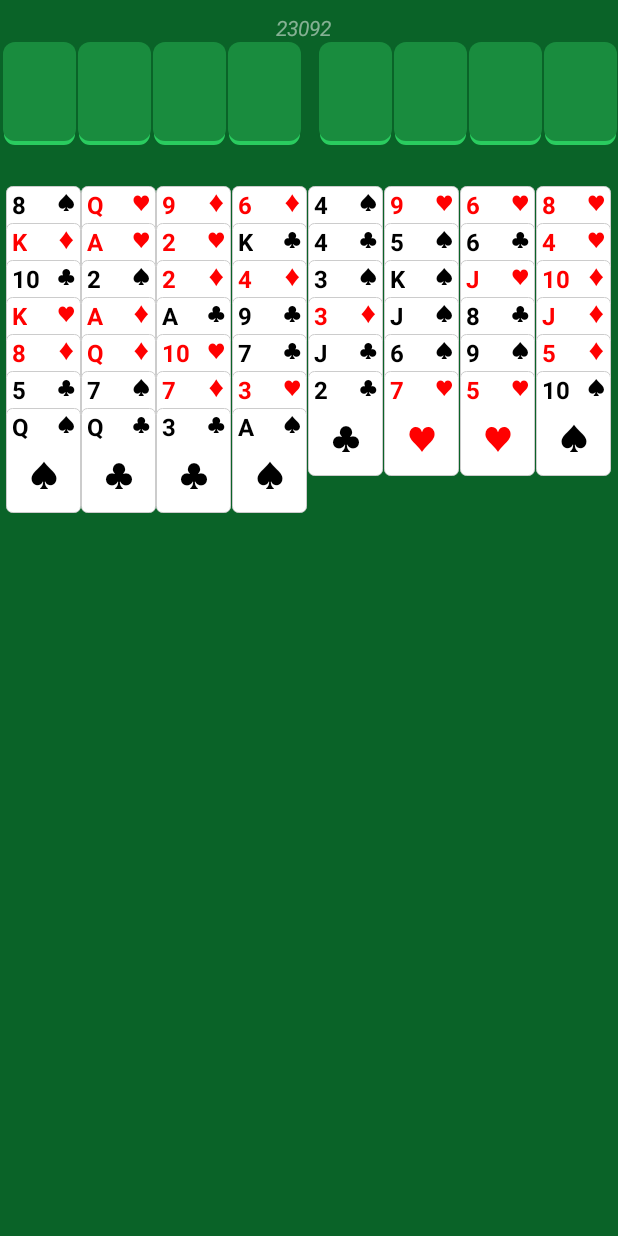
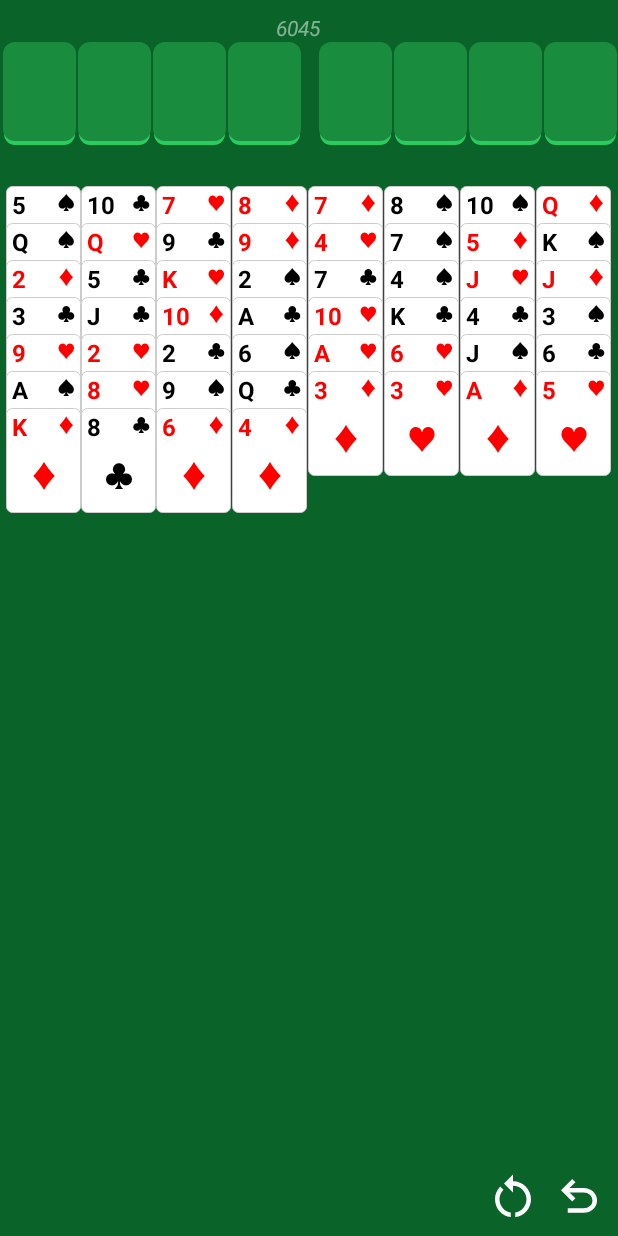
Before and after one commit to FairchildHeavyIndustries/fairchild-freecell, an Android app: the screen it shows after launch (MainActivity), on a phone screen of 412 x 824 dp. Run offline under Robolectric (Android 15) with nearby library versions, the phone set to English and light mode, and no system bars.

```diff
--- a/app/src/main/java/com/example/fairchildfreecell/GameView.kt
+++ b/app/src/main/java/com/example/fairchildfreecell/GameView.kt
@@ -2,6 +2,8 @@ package com.example.fairchildfreecell
 
 import android.app.Activity
 import android.view.LayoutInflater
+import android.view.View
+import android.widget.ImageButton
 import android.widget.ImageView
 import android.widget.LinearLayout
 import android.widget.TextView
@@ -10,12 +12,13 @@ import androidx.core.content.ContextCompat
 
 import kotlin.math.roundToInt
 
-class GameView(private val activity: Activity) {
+class GameView(private val activity: Activity, private val gameActions: GameActions) {
 
     // Get references to the top layout containers
     private val freeCellLayout = activity.findViewById<LinearLayout>(R.id.freeCellLayout)
     private val foundationLayout = activity.findViewById<LinearLayout>(R.id.foundationLayout)
-    // Properties to hold the calculated card dimensions
+    // We can call this automatically when the view is created
+    private var restartButton: ImageButton = activity.findViewById(R.id.restartButton)
     private var cardWidth = 0
     private var cardHeight = 0
 
@@ -25,17 +28,18 @@ class GameView(private val activity: Activity) {
         R.id.tableauColumn5, R.id.tableauColumn6, R.id.tableauColumn7, R.id.tableauColumn8
     )
     init {
-        // We can call this automatically when the view is created
+        restartButton.setOnClickListener {
+            gameActions.onRestartClicked() // Call the interface method
+        }
         calculateCardDimensions()
     }
     fun drawGameState(
         gameState: GameState,
-        onCardClick: (Card, Int) -> Unit,
-        onFreeCellCardClick: (Card, Int) -> Unit
+        onCardClick: (Card, String, Int) -> Unit
     ) {
-        drawTopLayouts(gameState, cardWidth, cardHeight,  onFreeCellCardClick)
+        drawTopLayouts(gameState, cardWidth, cardHeight,  onCardClick)
         drawTableau(gameState, cardWidth, cardHeight,  onCardClick)
-        DrawGameNumber(gameState.gameNumber)
+        drawGameNumber(gameState.gameNumber)
     }
 
     fun calculateCardDimensions() {
@@ -53,7 +57,7 @@ class GameView(private val activity: Activity) {
         cardHeight = (cardWidth * 1.4).roundToInt()
     }
 
-    private fun DrawGameNumber(gameNumber: Int) {
+    private fun drawGameNumber(gameNumber: Int) {
         val gameNumberTextView = activity.findViewById<TextView>(R.id.gameNumberTextView)
         gameNumberTextView.text = "$gameNumber"
     }
@@ -64,7 +68,7 @@ class GameView(private val activity: Activity) {
         gameState: GameState,
         cardWidth: Int,
         cardHeight: Int,
-        onFreeCellCardClick: (Card, Int) -> Unit
+        onFreeCellCardClick: (Card, String, Int) -> Unit
     ) {
         freeCellLayout.removeAllViews()
         foundationLayout.removeAllViews()
@@ -78,7 +82,7 @@ class GameView(private val activity: Activity) {
                 val layoutParams = LinearLayout.LayoutParams(cardWidth, cardHeight)
                 cardView.layoutParams = layoutParams
                 cardView.setOnClickListener {
-                    onFreeCellCardClick(card, i)
+                    onFreeCellCardClick(card, "freecell", i)
                 }
                 populateCardView(cardView, card)
                 freeCellLayout.addView(cardView)
@@ -115,7 +119,7 @@ class GameView(private val activity: Activity) {
     }
 
 
-    private fun populateCardView(cardView: android.view.View, card: Card) {
+    private fun populateCardView(cardView: View, card: Card) {
         val valueTextView = cardView.findViewById<TextView>(R.id.valueTextView)
         val suitTextView = cardView.findViewById<TextView>(R.id.suitTextView)
         val suitTopRightTextView = cardView.findViewById<TextView>(R.id.suitSmallTextView)
@@ -139,7 +143,7 @@ class GameView(private val activity: Activity) {
         gameState: GameState,
         cardWidth: Int,
         cardHeight: Int,
-        onCardClick: (Card, Int) -> Unit
+        onCardClick: (Card, String, Int) -> Unit
     ) {
         tableauColumnIds.forEachIndexed { index, columnId ->
             val pileNum = index + 1
@@ -164,27 +168,11 @@ class GameView(private val activity: Activity) {
                     }
                     cardView.layoutParams = layoutParams
 
-                    val valueTextView = cardView.findViewById<TextView>(R.id.valueTextView)
-                    val suitTextView = cardView.findViewById<TextView>(R.id.suitTextView)
-                    val suitTopRightTextView = cardView.findViewById<TextView>(R.id.suitSmallTextView)
-
-                    valueTextView.text = getRankString(card.rank)
-                    suitTextView.text = getSuitString(card.suit)
-                    suitTopRightTextView.text = getSuitString(card.suit)
-
-                    val color = if (card.suit == Suit.DIAMONDS || card.suit == Suit.HEARTS) {
-                        ContextCompat.getColor(activity, R.color.red_card)
-                    } else {
-                        ContextCompat.getColor(activity, R.color.black_card)
-                    }
-                    valueTextView.setTextColor(color)
-                    suitTextView.setTextColor(color)
-                    suitTopRightTextView.setTextColor(color)
-
+                    populateCardView(cardView, card)
                     // Only the top card in the stack (the last one) gets a click listener.
                     if (card == lastCardInPile) {
                         cardView.setOnClickListener {
-                            onCardClick(card, pileNum)
+                            onCardClick(card, "tableau", pileNum)
                         }
                     }
 
@@ -194,7 +182,6 @@ class GameView(private val activity: Activity) {
         }
     }
 
-    // Helper functions moved from MainActivity
     private fun getRankString(rank: Rank): String {
         return when (rank) {
             Rank.ACE -> "A"
--- a/app/src/main/java/com/example/fairchildfreecell/MainActivity.kt
+++ b/app/src/main/java/com/example/fairchildfreecell/MainActivity.kt
@@ -4,7 +4,7 @@ import android.os.Bundle
 import androidx.appcompat.app.AppCompatActivity
 
 
-class MainActivity : AppCompatActivity() {
+class MainActivity : AppCompatActivity(), GameActions {
     private var currentGameNumber = 0
     private lateinit var gameState: GameState
     private lateinit var gameView: GameView
@@ -13,36 +13,48 @@ class MainActivity : AppCompatActivity() {
     override fun onCreate(savedInstanceState: Bundle?) {
         super.onCreate(savedInstanceState)
         setContentView(R.layout.activity_main)
+        gameView = GameView(this, this)
         startNewGame()
+    }
+
+    override fun onRestartClicked() {
+        restartCurrentGame()
+    }
+
+    override fun onUndoClicked() {
+        TODO("Not yet implemented")
     }
 
     private fun startNewGame() {
         currentGameNumber = (1..32000).random()
-//        gameState = GameState(currentGameNumber)
-        gameState = GameState(23092)
-        gameView = GameView(this)
+        restartCurrentGame()
+    }
+
+    private fun restartCurrentGame() {
+        //        gameState = GameState(23092)
+        gameState = GameState(currentGameNumber)
         refreshGameView()
     }
 
-    private fun onTableauPileTapped(card: Card, pileNum: Int) {
-        gameState.performAutoMove(card, "tableau", pileNum)
-        refreshGameView()
+    private fun onCardTapped(card: Card, source: String, column: Int) {
+        val bestMove = gameState.findBestMove(card)
 
-    }
-
-    private fun onFreeCellCardTapped(card: Card, freeCellNum: Int) {
-        gameState.performAutoMove(card, "freecell", freeCellNum)
-        refreshGameView()
+        if (bestMove != null) {
+            // 1. Tell GameState to update the data
+            gameState.moveCard(card, source, column, bestMove)
+            refreshGameView()
+        }
     }
 
 
     private fun refreshGameView() {
         gameView.drawGameState(
             gameState,
-            this::onTableauPileTapped,
-            this::onFreeCellCardTapped
+            this::onCardTapped
         )
     }
 
 
+
+
 }
--- /dev/null
+++ b/app/src/main/res/drawable/ic_restart.xml
@@ -0,0 +1,10 @@
+<vector xmlns:android="http://schemas.android.com/apk/res/android"
+    android:height="36dp" android:tint="#000000"
+    android:viewportHeight="24" android:viewportWidth="24"
+    android:width="36dp">
+
+    <path android:fillColor="@android:color/white" android:pathData="M12,5V2L8,6l4,4V7c3.31,0 6,2.69 6,6c0,2.97 -2.17,5.43 -5,5.91v2.02c3.95,-0.49 7,-3.85 7,-7.93C20,8.58 16.42,5 12,5z"/>
+
+    <path android:fillColor="@android:color/white" android:pathData="M6,13c0,-1.65 0.67,-3.15 1.76,-4.24L6.34,7.34C4.9,8.79 4,10.79 4,13c0,4.08 3.05,7.44 7,7.93v-2.02C8.17,18.43 6,15.97 6,13z"/>
+
+</vector>
--- /dev/null
+++ b/app/src/main/res/drawable/ic_undo.xml
@@ -0,0 +1,9 @@
+<vector xmlns:android="http://schemas.android.com/apk/res/android"
+    android:width="36dp"
+    android:height="36dp"
+    android:viewportWidth="960"
+    android:viewportHeight="960">
+  <path
+      android:pathData="M280,760v-80h284q63,0 109.5,-40T720,540q0,-60 -46.5,-100T564,400L312,400l104,104 -56,56 -200,-200 200,-200 56,56 -104,104h252q97,0 166.5,63T800,540q0,94 -69.5,157T564,760L280,760Z"
+      android:fillColor="#e3e3e3"/>
+</vector>
--- a/app/src/main/res/layout/activity_main.xml
+++ b/app/src/main/res/layout/activity_main.xml
@@ -63,4 +63,31 @@
         tools:text="11982" />
 
 
+    <ImageButton
+        android:id="@+id/undoButton"
+        android:layout_width="36dp"
+        android:layout_height="36dp"
+        android:layout_marginEnd="8dp"
+        android:layout_marginBottom="8dp"
+        android:background="?attr/selectableItemBackgroundBorderless"
+        android:contentDescription="@string/undo_move"
+        android:src="@drawable/ic_undo"
+        app:layout_constraintBottom_toBottomOf="parent"
+        app:layout_constraintEnd_toEndOf="parent"
+        app:tint="#FFFFFF" />
+
+    <ImageButton
+        android:id="@+id/restartButton"
+        android:layout_width="36dp"
+        android:layout_height="36dp"
+        android:layout_marginEnd="8dp"
+        android:background="?attr/selectableItemBackgroundBorderless"
+        android:contentDescription="@string/restart_game"
+        android:src="@drawable/ic_restart"
+        app:layout_constraintBottom_toBottomOf="@id/undoButton"
+        app:layout_constraintEnd_toStartOf="@id/undoButton"
+        app:layout_constraintTop_toTopOf="@id/undoButton"
+        app:tint="#FFFFFF" />
+
+
 </androidx.constraintlayout.widget.ConstraintLayout>
--- a/app/src/main/res/values/strings.xml
+++ b/app/src/main/res/values/strings.xml
@@ -1,3 +1,6 @@
 <resources>
-    <string name="app_name">FairchildFreecell</string>
+    <string name="app_name">Fairchild Freecell</string>
+
+    <string name="restart_game">Restart Game</string>
+    <string name="undo_move">Undo Move</string>
 </resources>
```
Also changed, not shown: app/src/main/java/com/example/fairchildfreecell/GameState.kt (+77 -195 lines).
